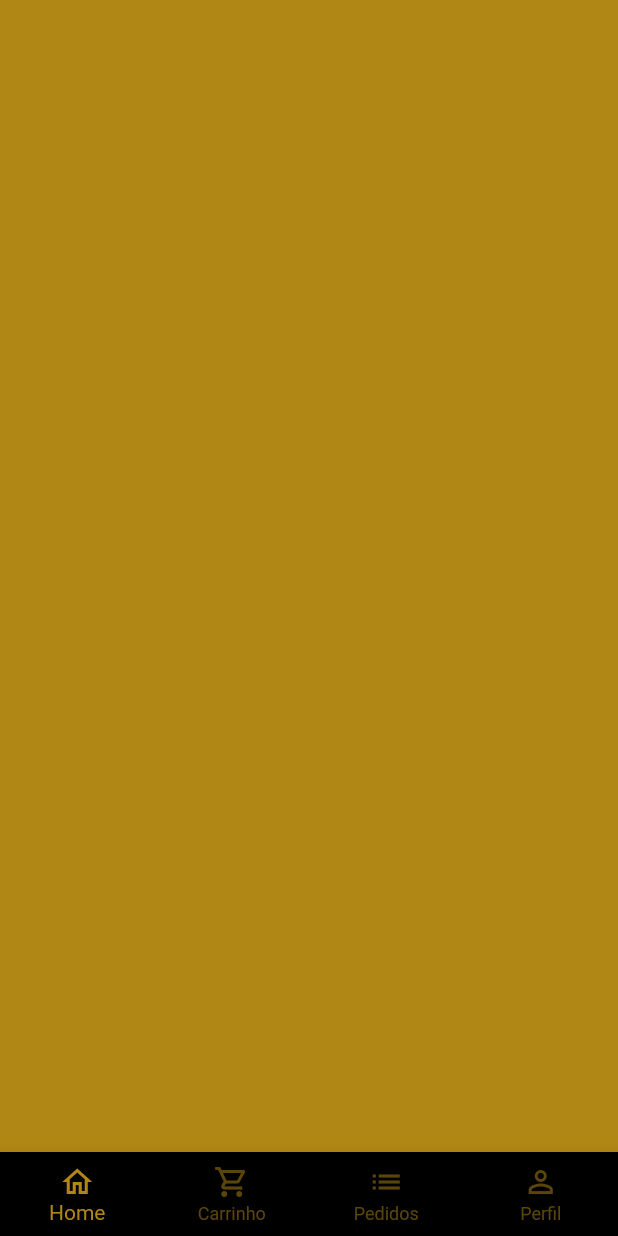
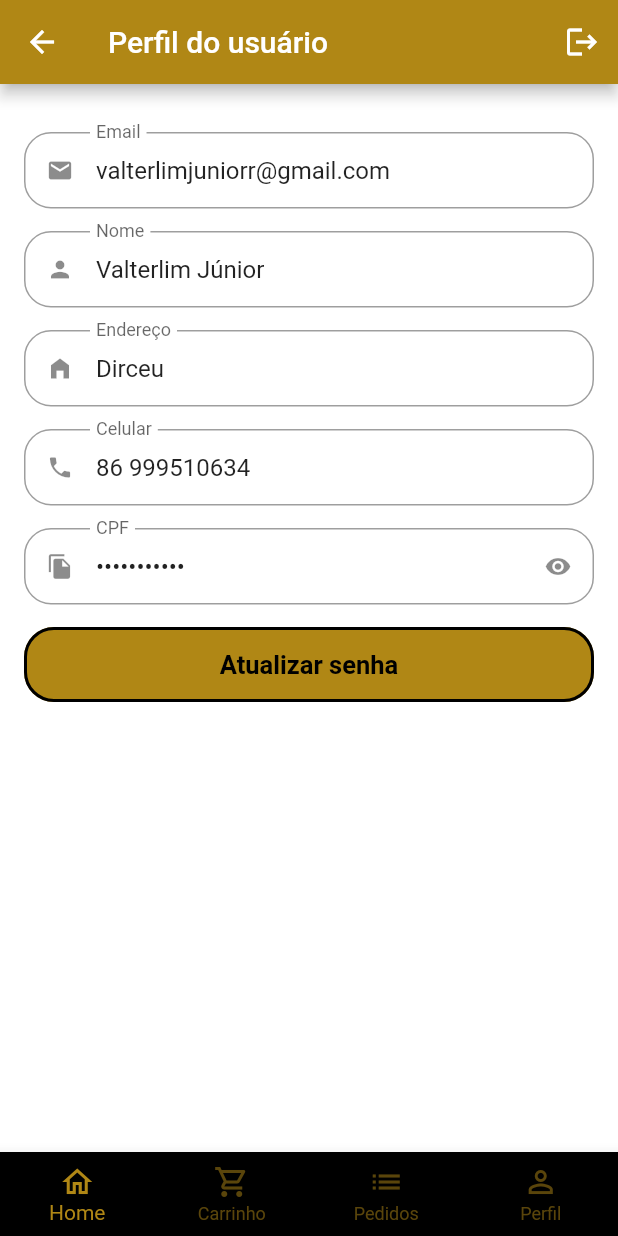
Before and after one commit to ValterNoleto/My_Sport, a Flutter app: the BaseScreen screen opened directly, swiped to page 4, on a phone screen of 412 x 824 dp. Run offline on Flutter 3.47's test engine with Material 2 defaults, Android fonts, the phone set to English and light mode, and no system bars; our stand-ins replace animated_text_kit, badges, mask_text_input_formatter.

Commit message:
profile tab

```diff
--- a/lib/src/config/app_data.dart
+++ b/lib/src/config/app_data.dart
@@ -1,5 +1,6 @@
 import 'package:my_sport/src/models/cart_item_model.dart';
 import 'package:my_sport/src/models/item_model.dart';
+import 'package:my_sport/src/models/user_model.dart';
 
 ItemModel brasil = ItemModel(
   description: 'Camisa do Brasil 2022',
@@ -75,3 +76,12 @@
     quantity: 3,
   ),
 ];
+
+UserModel user = UserModel(
+  phone: '86 999510634',
+  name: 'Valterlim Júnior',
+  address: 'Dirceu',
+  cpf: '06928352370',
+  email: 'valterlimjuniorr@gmail.com',
+  password: '',
+);
--- /dev/null
+++ b/lib/src/models/user_model.dart
@@ -0,0 +1,17 @@
+class UserModel {
+  String name;
+  String email;
+  String phone;
+  String cpf;
+  String password;
+  String address;
+
+  UserModel({
+    required this.phone,
+    required this.name,
+    required this.address,
+    required this.cpf,
+    required this.email,
+    required this.password,
+  });
+}
--- a/lib/src/pages/auth/sign_in_screen.dart
+++ b/lib/src/pages/auth/sign_in_screen.dart
@@ -3,7 +3,7 @@
 import 'package:my_sport/src/config/custom_colors.dart';
 import 'package:my_sport/src/pages/auth/sign_up_screen.dart';
 import '../base/base_screen.dart';
-import 'components/custom_text_field.dart';
+import '../commom_widgets/custom_text_field.dart';
 
 class SignInScreen extends StatelessWidget {
   const SignInScreen({Key? key}) : super(key: key);
--- a/lib/src/pages/auth/sign_up_screen.dart
+++ b/lib/src/pages/auth/sign_up_screen.dart
@@ -2,7 +2,7 @@
 import 'package:mask_text_input_formatter/mask_text_input_formatter.dart';
 import 'package:my_sport/src/config/custom_colors.dart';
 
-import 'components/custom_text_field.dart';
+import '../commom_widgets/custom_text_field.dart';
 
 class SignUpScreen extends StatelessWidget {
   SignUpScreen({Key? key}) : super(key: key);
--- a/lib/src/pages/base/base_screen.dart
+++ b/lib/src/pages/base/base_screen.dart
@@ -2,6 +2,7 @@
 import 'package:my_sport/src/config/custom_colors.dart';
 import 'package:my_sport/src/pages/cart/cart_tab.dart';
 import '../home/home_tab.dart';
+import '../profile/profile_tab.dart';
 
 class BaseScreen extends StatefulWidget {
   const BaseScreen({Key? key}) : super(key: key);
@@ -22,9 +23,9 @@
         controller: pageController,
         children: [
           const HomeTab(),
-          CartTab(),
+          const CartTab(),
           Container(color: CustomColors.customSwatchColor),
-          Container(color: CustomColors.customSwatchColor),
+          const ProfileTab(),
         ],
       ),
 
--- a/lib/src/pages/auth/components/custom_text_field.dart
+++ b/lib/src/pages/commom_widgets/custom_text_field.dart
@@ -5,7 +5,9 @@
   final IconData icon;
   final String label;
   final bool isSecret;
-  final List<TextInputFormatter> ? inputFormatters;
+  final List<TextInputFormatter>? inputFormatters;
+  final String? initialValue;
+  final bool readOnly;
 
   const CustomTextField({
     Key? key,
@@ -13,6 +15,8 @@
     required this.label,
     this.isSecret = false,
     this.inputFormatters,
+    this.initialValue,
+    this.readOnly = false,
   }) : super(key: key);
 
   @override
@@ -34,6 +38,8 @@
     return Padding(
       padding: const EdgeInsets.only(bottom: 15),
       child: TextFormField(
+        readOnly: widget.readOnly,
+        initialValue: widget.initialValue,
         inputFormatters: widget.inputFormatters,
         obscureText: isObscure,
         decoration: InputDecoration(
--- /dev/null
+++ b/lib/src/pages/profile/profile_tab.dart
@@ -0,0 +1,199 @@
+import 'package:flutter/material.dart';
+import 'package:my_sport/src/config/custom_colors.dart';
+import 'package:my_sport/src/pages/commom_widgets/custom_text_field.dart';
+import 'package:my_sport/src/config/app_data.dart' as app_data;
+
+class ProfileTab extends StatefulWidget {
+  const ProfileTab({Key? key}) : super(key: key);
+
+  @override
+  State<ProfileTab> createState() => _ProfileTabState();
+}
+
+class _ProfileTabState extends State<ProfileTab> {
+  @override
+  Widget build(BuildContext context) {
+    return Scaffold(
+      appBar: AppBar(
+        title: const Text(
+          'Perfil do usuário',
+        ),
+        actions: [
+          IconButton(
+            onPressed: () {},
+            icon: const Icon(
+              Icons.logout,
+            ),
+          ),
+        ],
+      ),
+      body: ListView(
+        physics: const BouncingScrollPhysics(),
+        padding: const EdgeInsets.fromLTRB(16, 32, 16, 16),
+        children: [
+          //Email
+          CustomTextField(
+            readOnly: true,
+            initialValue: app_data.user.email,
+            icon: Icons.email,
+            label: 'Email',
+          ),
+
+          //Name
+          CustomTextField(
+            readOnly: true,
+            initialValue: app_data.user.name,
+            icon: Icons.person,
+            label: 'Nome',
+          ),
+
+          //Address
+          CustomTextField(
+            readOnly: true,
+            initialValue: app_data.user.address,
+            icon: Icons.home_filled,
+            label: 'Endereço',
+          ),
+
+          //Phone
+          CustomTextField(
+            readOnly: true,
+            initialValue: app_data.user.phone,
+            icon: Icons.phone,
+            label: 'Celular',
+          ),
+
+          //CPF
+          CustomTextField(
+            readOnly: true,
+            initialValue: app_data.user.cpf,
+            icon: Icons.file_copy,
+            label: 'CPF',
+            isSecret: true,
+          ),
+
+          //Button to update password
+          SizedBox(
+            height: 50,
+            child: OutlinedButton(
+              style: OutlinedButton.styleFrom(
+                backgroundColor: CustomColors.customSwatchColor,
+                side: const BorderSide(
+                  width: 2,
+                  color: Colors.black,
+                ),
+                shape: RoundedRectangleBorder(
+                  borderRadius: BorderRadius.circular(20),
+                ),
+              ),
+              onPressed: () {
+                updatePassword();
+              },
+              child: const Text(
+                'Atualizar senha',
+                style: TextStyle(
+                  color: Colors.black,
+                  fontSize: 17,
+                  fontWeight: FontWeight.bold,
+                ),
+              ),
+            ),
+          ),
+        ],
+      ),
+    );
+  }
+
+  //Password change dialog
+  Future<bool?> updatePassword() {
+    return showDialog(
+      context: context,
+      builder: (context) {
+        return Dialog(
+          shape: RoundedRectangleBorder(
+            borderRadius: BorderRadius.circular(20),
+          ),
+          child: Stack(
+            children: [
+              Padding(
+                padding: const EdgeInsets.all(16),
+                child: Column(
+                  mainAxisSize: MainAxisSize.min,
+                  children: [
+                    //Title
+                    const Padding(
+                      padding: EdgeInsets.symmetric(vertical: 12),
+                      child: Text(
+                        'Atualizar senha',
+                        style: TextStyle(
+                          fontSize: 18,
+                          fontWeight: FontWeight.bold,
+                        ),
+                      ),
+                    ),
+
+                    //Current password
+                    const CustomTextField(
+                      icon: Icons.lock,
+                      label: 'Senha atual',
+                      isSecret: true,
+                    ),
+
+                    //New password
+                    const CustomTextField(
+                      icon: Icons.lock_outline,
+                      label: 'Nova senha',
+                      isSecret: true,
+                    ),
+
+                    //Confirm the password
+                    const CustomTextField(
+                      icon: Icons.lock_outline,
+                      label: 'Confirme sua senha',
+                      isSecret: true,
+                    ),
+
+                    //Confirmation button
+                    SizedBox(
+                      height: 45,
+                      child: ElevatedButton(
+                        style: ElevatedButton.styleFrom(
+                          side: const BorderSide(
+                            width: 2,
+                            color: Colors.black,
+                          ),
+                          shape: RoundedRectangleBorder(
+                            borderRadius: BorderRadius.circular(10),
+                          ),
+                        ),
+                        onPressed: () {},
+                        child: const Text(
+                          'Atualizar',
+                          style: TextStyle(
+                            fontWeight: FontWeight.bold,
+                            color: Colors.black,
+                            fontSize: 17,
+                          ),
+                        ),
+                      ),
+                    ),
+                  ],
+                ),
+              ),
+              Positioned(
+                top: 5,
+                right: 5,
+                child: IconButton(
+                  onPressed: () {
+                    Navigator.of(context).pop();
+                  },
+                  icon: const Icon(Icons.close),
+                ),
+              ),
+            ],
+          ),
+        );
+      },
+    );
+  }
+}
```
